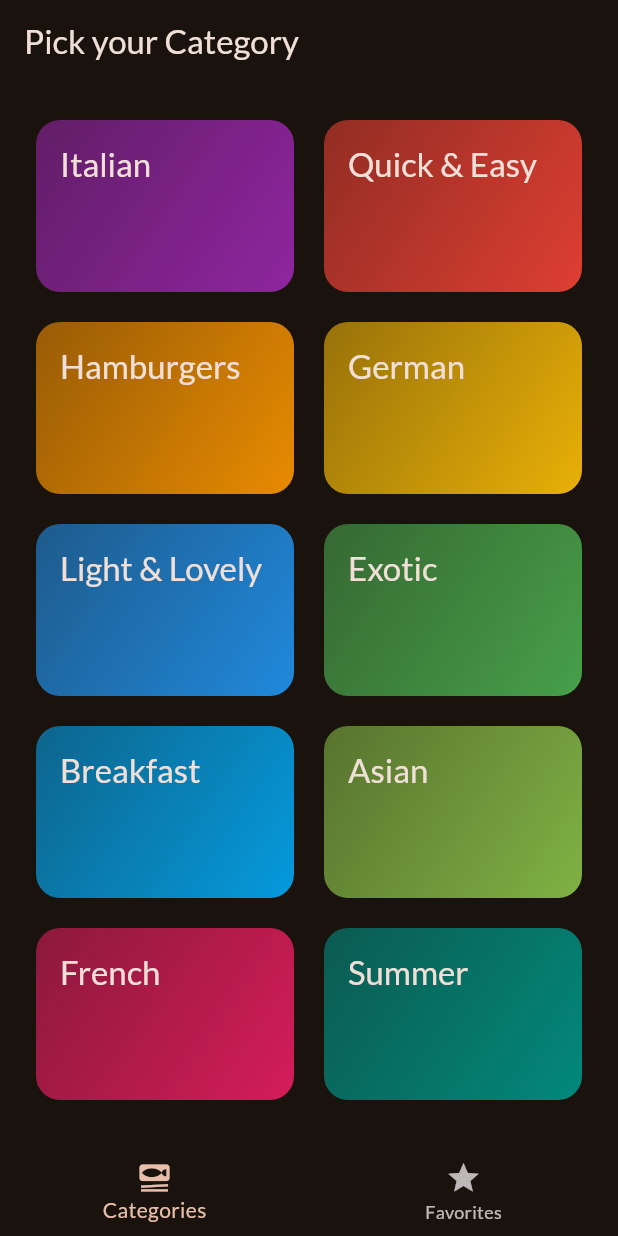
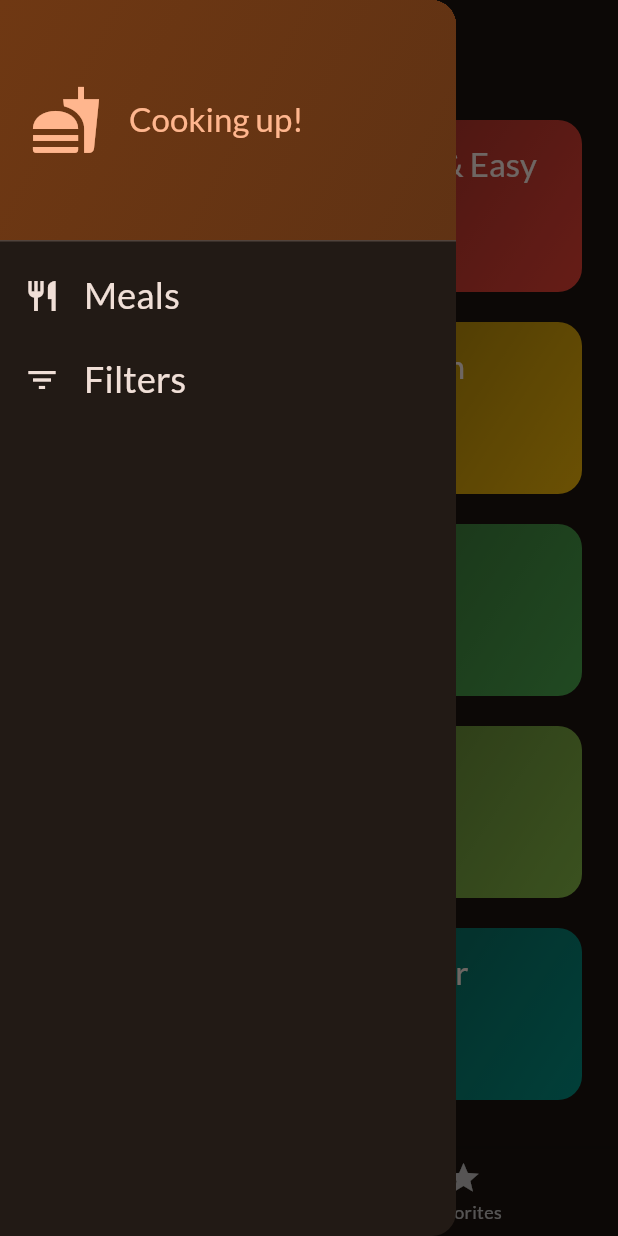
Before and after one commit to prabeshkunwar12/meals_app, a Flutter app: the screen it shows after launch, with the side drawer open (before the commit the screen has no drawer), on a phone screen of 412 x 824 dp. Run offline on Flutter 3.47's test engine with Material 3 defaults, Android fonts, the phone set to English and light mode, and no system bars; our stand-ins replace google_fonts, transparent_image.

Commit message:
added a side drawer to the Tabs Screen

```diff
--- a/lib/screens/tabs_screen.dart
+++ b/lib/screens/tabs_screen.dart
@@ -2,6 +2,7 @@ import 'package:flutter/material.dart';
 import 'package:meals_app/model/meal.dart';
 import 'package:meals_app/screens/categories_screen.dart';
 import 'package:meals_app/screens/meals_screen.dart';
+import 'package:meals_app/widgets/main_drawer.dart';
 
 class TabsScreen extends StatefulWidget {
   const TabsScreen({super.key});
@@ -60,6 +61,7 @@ class _TabsScreenState extends State<TabsScreen> {
       appBar: AppBar(
         title: Text(activeTabTitle),
       ),
+      drawer: const MainDrawer(),
       body: activeTab,
       bottomNavigationBar: BottomNavigationBar(
         onTap: (index) {
--- /dev/null
+++ b/lib/widgets/main_drawer.dart
@@ -0,0 +1,74 @@
+import 'package:flutter/material.dart';
+
+class MainDrawer extends StatelessWidget {
+  const MainDrawer({super.key});
+
+  @override
+  Widget build(BuildContext context) {
+    return Drawer(
+      child: Column(
+        children: [
+          DrawerHeader(
+            padding: const EdgeInsets.all(20),
+            decoration: BoxDecoration(
+                gradient: LinearGradient(
+              colors: [
+                Theme.of(context).colorScheme.primaryContainer,
+                Theme.of(context).colorScheme.primaryContainer.withOpacity(0.8),
+              ],
+              begin: Alignment.topLeft,
+              end: Alignment.bottomRight,
+            )),
+            child: Row(
+              children: [
+                Icon(
+                  Icons.fastfood,
+                  size: 48,
+                  color: Theme.of(context).colorScheme.primary,
+                ),
+                const SizedBox(
+                  width: 18,
+                ),
+                Text(
+                  'Cooking up!',
+                  style: Theme.of(context)
+                      .textTheme
+                      .titleLarge!
+                      .copyWith(color: Theme.of(context).colorScheme.primary),
+                ),
+              ],
+            ),
+          ),
+          ListTile(
+            leading: Icon(
+              Icons.restaurant,
+              color: Theme.of(context).colorScheme.onSurface,
+            ),
+            title: Text(
+              'Meals',
+              style: Theme.of(context).textTheme.titleSmall!.copyWith(
+                    color: Theme.of(context).colorScheme.onSurface,
+                    fontSize: 24,
+                  ),
+            ),
+            onTap: () {},
+          ),
+          ListTile(
+            leading: Icon(
+              Icons.filter_list,
+              color: Theme.of(context).colorScheme.onSurface,
+            ),
+            title: Text(
+              'Filters',
+              style: Theme.of(context).textTheme.titleSmall!.copyWith(
+                    color: Theme.of(context).colorScheme.onSurface,
+                    fontSize: 24,
+                  ),
+            ),
+            onTap: () {},
+          ),
+        ],
+      ),
+    );
+  }
+}
```
